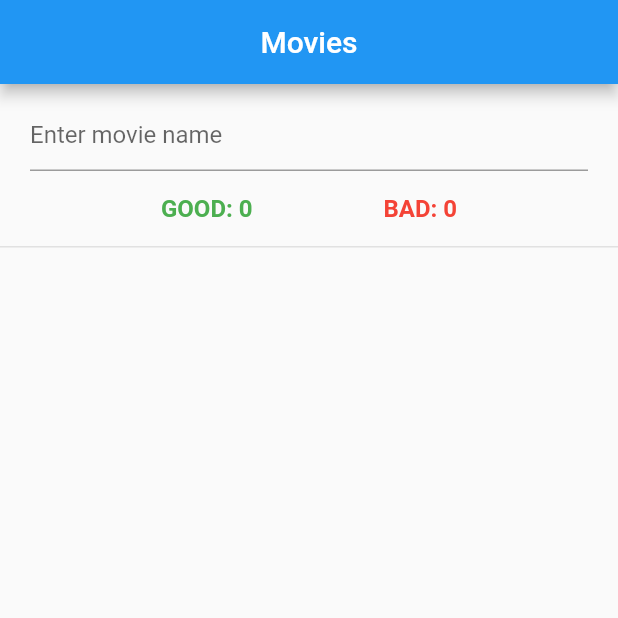
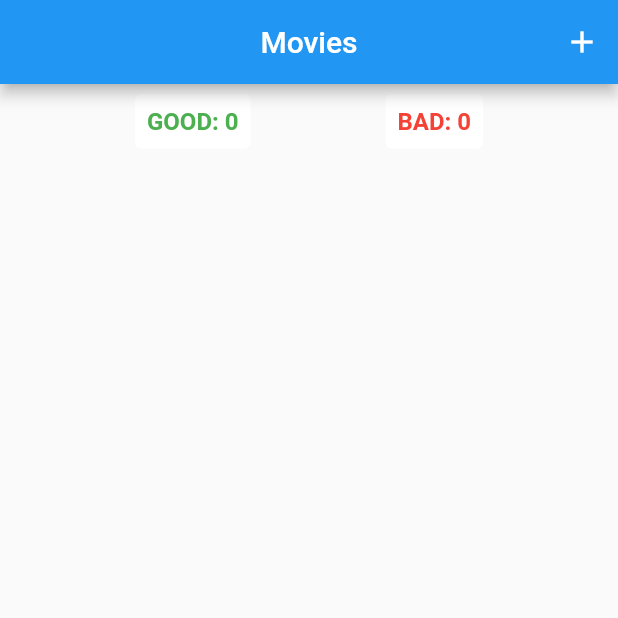
Before and after one commit to valkucz/Flutter-app-HW2-3, a Flutter app: the screen it shows after launch, on a phone screen of 412 x 824 dp, the top half of it. Run offline on Flutter 3.47's test engine with Material 2 defaults, Android fonts, the phone set to English and light mode, and no system bars.

Commit message:
Everything works

```diff
--- /dev/null
+++ b/lib/common/movie_notifier.dart
@@ -0,0 +1,34 @@
+import 'package:app/common/rate_enum.dart';
+import 'package:app/model/movie.dart';
+import 'package:app/model/movie_filter.dart';
+import 'package:flutter/material.dart';
+
+class MovieNotifier extends ChangeNotifier {
+  final List<Movie> _movies = [];
+
+  final MovieFilter _filter = MovieFilter();
+
+  Rate? get currentRate => _filter.filterByRate;
+
+  List<Movie> get movies => _filter.filterByRate == null
+      ? _movies
+      : getMoviesWithRate(_filter.filterByRate);
+
+  List<Movie> getMoviesWithRate(rate) =>
+      _movies.where((movie) => movie.rate == rate).toList();
+
+  addMovie(Movie movie) {
+    _movies.insert(0, movie);
+    notifyListeners();
+  }
+
+  setMovie(int index, String name, Rate? rate) {
+    _movies[index] = Movie(name: name, rate: rate);
+    notifyListeners();
+  }
+
+  setFilter(Rate? rate) {
+    _filter.filterByRate = rate == _filter.filterByRate ? null : rate;
+    notifyListeners();
+  }
+}
--- /dev/null
+++ b/lib/model/movie_filter.dart
@@ -0,0 +1,5 @@
+import 'package:app/common/rate_enum.dart';
+
+class MovieFilter {
+  Rate? filterByRate;
+}
--- a/lib/widgets/app_root.dart
+++ b/lib/widgets/app_root.dart
@@ -1,15 +1,20 @@
+import 'package:app/common/movie_notifier.dart';
 import 'package:app/widgets/home_page.dart';
 import 'package:flutter/material.dart';
+import 'package:provider/provider.dart';
 
 class AppRoot extends StatelessWidget {
   const AppRoot({super.key});
 
   @override
   Widget build(BuildContext context) {
-    return MaterialApp(
-      title: 'Movies',
-      theme: ThemeData(),
-      home: const HomePage(),
+    return ChangeNotifierProvider(
+      create: (context) => MovieNotifier(),
+      child: MaterialApp(
+        title: 'Movies',
+        theme: ThemeData(),
+        home: const HomePage(),
+      ),
     );
   }
 }
--- a/lib/widgets/counter.dart
+++ b/lib/widgets/counter.dart
@@ -1,22 +1,34 @@
 import 'package:app/common/rate_enum.dart';
 import 'package:app/common/rate_style.dart';
+import 'package:app/common/movie_notifier.dart';
 import 'package:flutter/material.dart';
+import 'package:provider/provider.dart';
 
 const _FONT_SIZE = 16.0;
 
 class Counter extends StatelessWidget {
   final int count;
-  final Rate label;
-  const Counter({super.key, required this.count, required this.label});
+  final Rate rate;
+  const Counter({super.key, required this.count, required this.rate});
 
   @override
   Widget build(BuildContext context) {
-    return Text(
-      '${label.name.toUpperCase()}: $count',
-      style: TextStyle(
-          color: RateStyle.colors[label],
-          fontSize: _FONT_SIZE,
-          fontWeight: FontWeight.bold),
+    final notifier = context.watch<MovieNotifier>();
+    return TextButton(
+      onPressed: () => notifier.setFilter(rate),
+      style: TextButton.styleFrom(
+          backgroundColor: notifier.currentRate == rate
+              ? RateStyle.colors[rate]
+              : Colors.white),
+      child: Text(
+        '${rate.name.toUpperCase()}: $count',
+        style: TextStyle(
+            color: notifier.currentRate == rate
+                ? Colors.white
+                : RateStyle.colors[rate],
+            fontSize: _FONT_SIZE,
+            fontWeight: FontWeight.bold),
+      ),
     );
   }
 }
--- a/lib/widgets/home_page.dart
+++ b/lib/widgets/home_page.dart
@@ -1,3 +1,4 @@
+import 'package:app/widgets/add_movie_section.dart';
 import 'package:app/widgets/movie_list_page.dart';
 import 'package:flutter/material.dart';
 
@@ -7,10 +8,21 @@ class HomePage extends StatelessWidget {
   @override
   Widget build(BuildContext context) {
     return Scaffold(
-        appBar: AppBar(
-          centerTitle: true,
-          title: const Text('Movies'),
-        ),
-        body: const MovieListPage());
+      appBar: AppBar(
+        centerTitle: true,
+        title: const Text('Movies'),
+        actions: [
+          IconButton(
+            icon: const Icon(Icons.add),
+            onPressed: () {
+              Navigator.of(context).push(
+                MaterialPageRoute(builder: (_) => const AddMovieSection()),
+              );
+            },
+          )
+        ],
+      ),
+      body: const MovieListPage(),
+    );
   }
 }
--- a/lib/widgets/movie_list_page.dart
+++ b/lib/widgets/movie_list_page.dart
@@ -1,69 +1,41 @@
-import 'package:app/model/movie.dart';
+import 'package:app/common/movie_notifier.dart';
 import 'package:app/widgets/counter.dart';
 import 'package:app/widgets/movie_list_item.dart';
 import 'package:app/widgets/rate_buttons.dart';
 import 'package:app/common/rate_enum.dart';
 import 'package:flutter/material.dart';
-import 'package:flutter/services.dart';
+import 'package:provider/provider.dart';
 
-const _BORDER_COLOR = Color.fromARGB(255, 225, 225, 225);
-const _HORIZONTAL_GAP = 20.0;
 const _SIZE_BOX_HEIGHT = 50.0;
-const _TEXT_INPUT_LIMIT = 15;
-const _VERTICAL_MARGIN = 10.0;
 
-class MovieListPage extends StatefulWidget {
+class MovieListPage extends StatelessWidget {
   const MovieListPage({super.key});
 
   @override
-  State<MovieListPage> createState() => _MovieListPageState();
-}
-
-class _MovieListPageState extends State<MovieListPage> {
-  final List<Movie> _movies = [];
-
-  @override
   Widget build(BuildContext context) {
+    final notifier = context.watch<MovieNotifier>();
     return Column(
       crossAxisAlignment: CrossAxisAlignment.center,
       children: <Widget>[
-        _buildMoviesListHeader(),
-        _buildMoviesListBody(),
+        _buildCountersBox(notifier),
+        _buildMoviesListBody(notifier),
       ],
     );
   }
 
-  Widget _buildMoviesListHeader() {
-    return Container(
-      margin: const EdgeInsets.symmetric(vertical: _VERTICAL_MARGIN),
-      padding: const EdgeInsets.symmetric(horizontal: _HORIZONTAL_GAP),
-      decoration: const BoxDecoration(
-        border: Border(bottom: BorderSide(color: _BORDER_COLOR)),
-      ),
-      child: Column(
-        children: [
-          _buildTextField(),
-          _buildCountersBox(),
-        ],
-      ),
-    );
-  }
-
-  Widget _buildMoviesListBody() {
+  Widget _buildMoviesListBody(MovieNotifier notifier) {
     return Expanded(
       child: ListView.separated(
         separatorBuilder: (_, __) => const Divider(),
-        itemCount: _movies.length,
+        itemCount: notifier.movies.length,
         itemBuilder: (_, index) {
-          final name = _movies[index].name;
+          final name = notifier.movies[index].name;
           return MovieListItem(
             name: name,
+            index: index,
             rateButtons: RateButtons(
-              currentRate: _movies[index].rate,
-              onRateChanged: (newRate) {
-                setState(
-                    () => _movies[index] = Movie(name: name, rate: newRate));
-              },
+              currentRate: notifier.movies[index].rate,
+              onRateChanged: (rate) => notifier.setMovie(index, name, rate),
             ),
           );
         },
@@ -71,35 +43,7 @@ class _MovieListPageState extends State<MovieListPage> {
     );
   }
 
-  Widget _buildTextField() {
-    return TextFormField(
-      inputFormatters: [
-        LengthLimitingTextInputFormatter(_TEXT_INPUT_LIMIT),
-      ],
-      decoration: const InputDecoration(hintText: 'Enter movie name'),
-      onFieldSubmitted: (value) => {
-        if (value.trim().isEmpty ||
-            _movies.map((movie) => movie.name).contains(value))
-          {
-            ScaffoldMessenger.of(context).showSnackBar(
-              const SnackBar(
-                content: Text('Movie name is empty or already exists'),
-              ),
-            )
-          }
-        else
-          {
-            setState(
-              () {
-                _movies.insert(0, Movie(name: value, rate: null));
-              },
-            )
-          }
-      },
-    );
-  }
-
-  Widget _buildCountersBox() {
+  Widget _buildCountersBox(MovieNotifier notifier) {
     return SizedBox(
       height: _SIZE_BOX_HEIGHT,
       child: Row(
@@ -107,8 +51,7 @@ class _MovieListPageState extends State<MovieListPage> {
         children: Rate.values
             .map(
               (rate) => Counter(
-                  count: _movies.where((movie) => movie.rate == rate).length,
-                  label: rate),
+                  count: notifier.getMoviesWithRate(rate).length, rate: rate),
             )
             .toList(),
       ),
--- a/pubspec.yaml
+++ b/pubspec.yaml
@@ -9,6 +9,7 @@ environment:
 dependencies:
   flutter:
     sdk: flutter
+  provider: ^6.0.1
 
 dev_dependencies:
   flutter_test:
```
Also changed, not shown: lib/widgets/add_movie_section.dart (added, +19 -0 lines), lib/widgets/movie_list_item.dart (+15 -5 lines), lib/widgets/text_edit.dart (added, +48 -0 lines), lib/widgets/update_movie_section.dart (added, +19 -0 lines), pubspec.lock.
